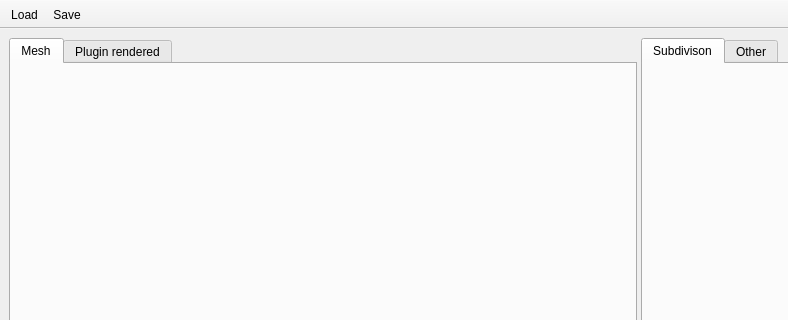
Before: the Qt Designer form SubVis/app/view/mainwindow.ui in sikessle/subvis, drawn with Qt 5; both pictures show x 0 to 788 and y 0 to 320 of the 900 by 700 pixel window.
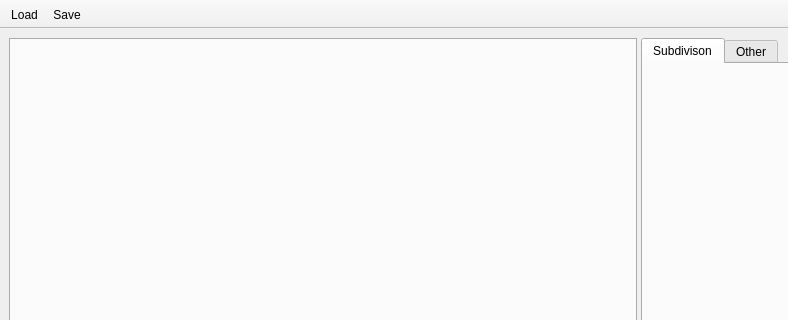
After: the same form once the commit is applied. Icons and pictures are not drawn.

The edit to the form file:
```diff
--- a/SubVis/app/view/mainwindow.ui
+++ b/SubVis/app/view/mainwindow.ui
@@ -24,8 +24,8 @@
    <property name="enabled">
     <bool>true</bool>
    </property>
-   <layout class="QGridLayout" name="gridLayout">
-    <item row="0" column="0">
+   <layout class="QHBoxLayout" name="horizontalLayout">
+    <item>
      <widget class="QSplitter" name="splitter">
       <property name="orientation">
        <enum>Qt::Horizontal</enum>
@@ -43,16 +43,6 @@
        <property name="movable">
         <bool>true</bool>
        </property>
-       <widget class="QWidget" name="tab_mesh">
-        <attribute name="title">
-         <string>Mesh</string>
-        </attribute>
-       </widget>
-       <widget class="QWidget" name="tab_plugin">
-        <attribute name="title">
-         <string>Plugin rendered</string>
-        </attribute>
-       </widget>
       </widget>
       <widget class="QTabWidget" name="plugin_tabs">
        <property name="sizePolicy">
```
Left out of the diff: 12 changed lines with no effect on the pictures.
